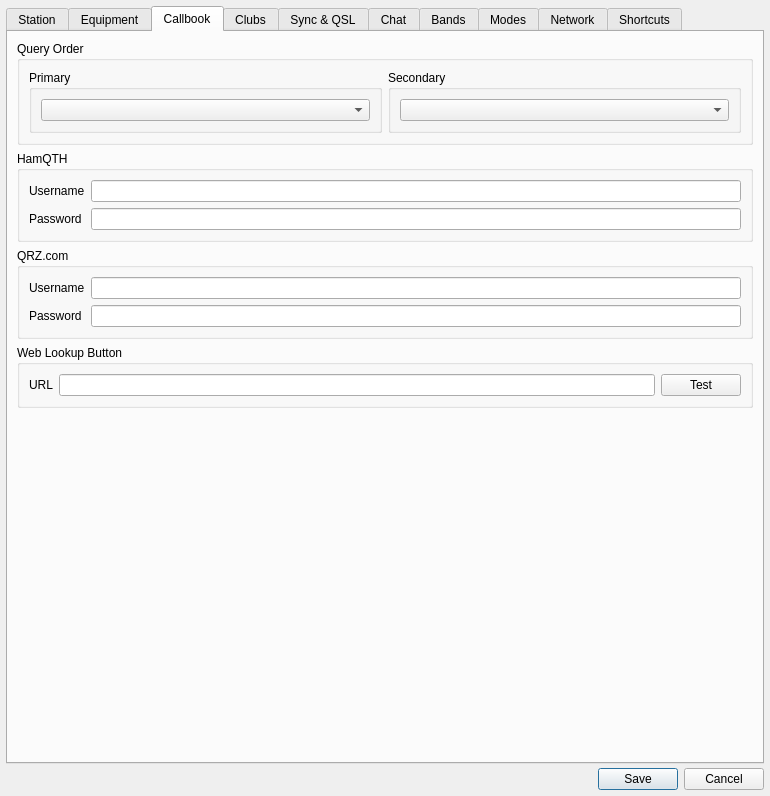
The window that ui/SettingsDialog.ui (jg3hlx/QLog) describes before a commit, drawn with Qt 5.
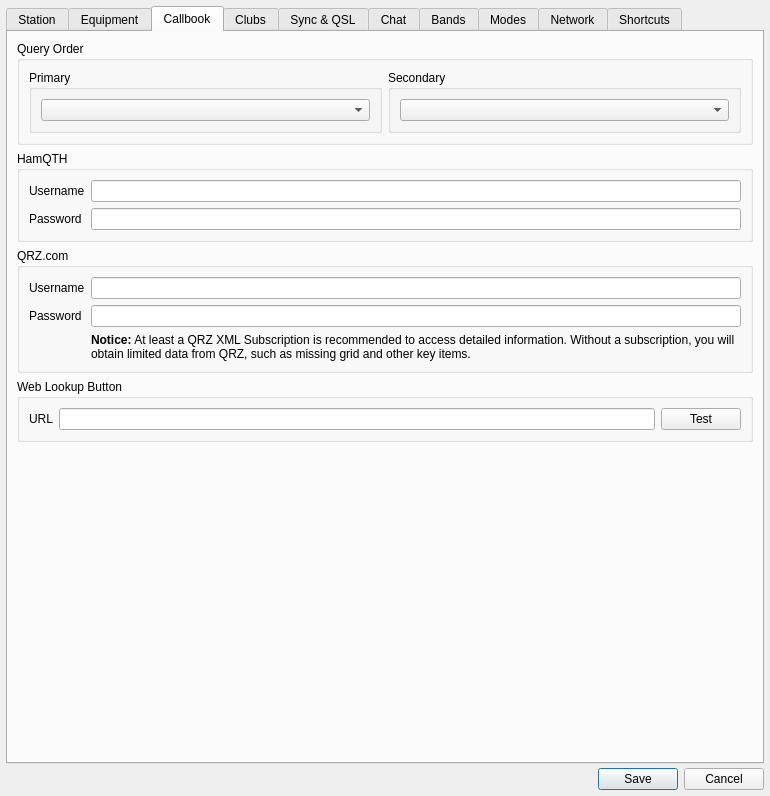
The same window after the commit. The open tabs and pages were chosen to show the change. Icons and pictures are not drawn. Custom widgets are drawn as their Qt base class.

Commit message: Settings: Added QRZ Callbook Notice about a subscription

What changed in the file:
```diff
--- a/ui/SettingsDialog.ui
+++ b/ui/SettingsDialog.ui
@@ -3172,6 +3172,23 @@
             </property>
            </widget>
           </item>
+          <item row="2" column="1">
+           <widget class="QLabel" name="qrzNotice">
+            <property name="text">
+             <string>&lt;b&gt;Notice:&lt;/b&gt; At least a QRZ XML Subscription is recommended to access detailed information. Without a subscription, you will obtain limited data from QRZ, such as missing grid and other key items.</string>
+            </property>
+            <property name="wordWrap">
+             <bool>true</bool>
+            </property>
+           </widget>
+          </item>
+          <item row="2" column="0">
+           <widget class="QLabel" name="qrzNoticePadding">
+            <property name="text">
+             <string notr="true"/>
+            </property>
+           </widget>
+          </item>
          </layout>
         </widget>
        </item>
```
